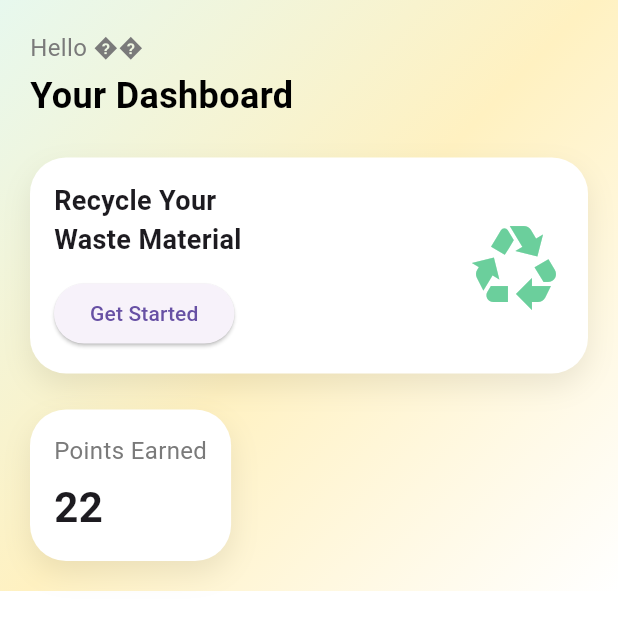
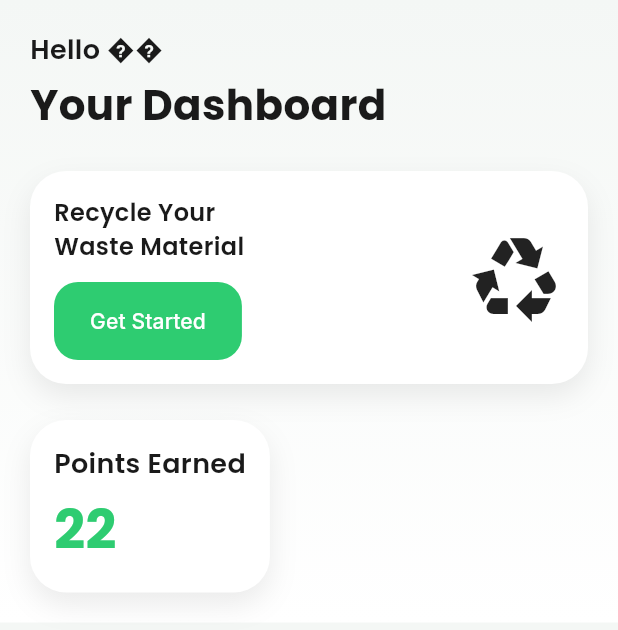
Before and after one commit to indwar7/SafaiPay, a Flutter app: the UserDashboardScreen screen opened by its route, on a phone screen of 412 x 824 dp. Shown: the top 630 px of the screen. Run offline on Flutter 3.47's test engine with Material 3 defaults, Android fonts, the phone set to English and light mode, and no system bars; our stand-ins replace firebase_auth, firebase_core, google_fonts, lottie; accounts and stored records are empty; statements that could not run were skipped.

Commit message:
auto-commit for b74005ea-b029-440a-974f-fe853ad21475

```diff
--- a/lib/core/constants/app_constants.dart
+++ b/lib/core/constants/app_constants.dart
@@ -0,0 +1,49 @@
+class AppConstants {
+  // App Info
+  static const String appName = 'SafaiPay';
+  static const String appTagline = 'Clean Actions. Real Rewards.';
+
+  // Waste Types
+  static const List<String> wasteTypes = [
+    'Dry Waste',
+    'Wet Waste',
+    'E-Waste',
+    'Hazardous Waste',
+    'Plastic',
+    'Paper',
+    'Glass',
+    'Metal',
+  ];
+
+  // Issue Types (for reporting)
+  static const List<String> issueTypes = [
+    'Overflowing Bin',
+    'Illegal Dumping',
+    'Littering',
+    'Broken Bin',
+    'Uncollected Waste',
+    'Other',
+  ];
+
+  // Points
+  static const int pointsPerKg = 10;
+  static const int reportIssuePoints = 5;
+  static const int dailyCheckInPoints = 2;
+
+  // Firestore Collections
+  static const String usersCollection = 'users';
+  static const String bookingsCollection = 'bookings';
+  static const String reportsCollection = 'reports';
+  static const String transactionsCollection = 'transactions';
+  static const String collectorsCollection = 'collectors';
+
+  // Time Slots
+  static const List<String> timeSlots = [
+    '6:00 AM - 8:00 AM',
+    '8:00 AM - 10:00 AM',
+    '10:00 AM - 12:00 PM',
+    '12:00 PM - 2:00 PM',
+    '2:00 PM - 4:00 PM',
+    '4:00 PM - 6:00 PM',
+  ];
+}
--- a/lib/core/theme/app_colors.dart
+++ b/lib/core/theme/app_colors.dart
@@ -1,8 +1,27 @@
 import 'package:flutter/material.dart';
 
 class AppColors {
-  static const Color green = Color(0xFF6BCF9C);
-  static const Color black = Colors.black;
-  static const Color white = Colors.white;
+  // Primary Colors
+  static const Color primaryGreen = Color(0xFF2ECC71);
+  static const Color accentGreen = Color(0xFF27AE60);
+  static const Color lightGreen = Color(0xFF6BCF9C);
+  static const Color paleGreen = Color(0xFFE8F8F5);
+
+  // Neutrals
+  static const Color white = Color(0xFFFFFFFF);
+  static const Color offWhite = Color(0xFFF4F7F5);
+  static const Color black = Color(0xFF1A1A1A);
   static const Color greyText = Color(0xFF7A7A7A);
+  static const Color greyLight = Color(0xFFE0E0E0);
+
+  // Accent
+  static const Color gold = Color(0xFFFFD700);
+  static const Color orange = Color(0xFFFF9800);
+  static const Color red = Color(0xFFE74C3C);
+  static const Color blue = Color(0xFF3498DB);
+
+  // Map Colors
+  static const Color greenZone = Color(0xFF27AE60);
+  static const Color yellowZone = Color(0xFFF39C12);
+  static const Color redZone = Color(0xFFE74C3C);
 }
--- a/lib/core/theme/app_gradients.dart
+++ b/lib/core/theme/app_gradients.dart
@@ -2,13 +2,41 @@ import 'package:flutter/material.dart';
 import 'app_colors.dart';
 
 class AppGradients {
-  static LinearGradient mainBackground = const LinearGradient(
+  static const LinearGradient mainBackground = LinearGradient(
+    begin: Alignment.topCenter,
+    end: Alignment.bottomCenter,
+    colors: [
+      Color(0xFFF4F7F5),
+      Color(0xFFFFFFFF),
+    ],
+  );
+
+  static const LinearGradient greenGradient = LinearGradient(
     begin: Alignment.topLeft,
     end: Alignment.bottomRight,
     colors: [
-      Color(0xFFE7F8EE),
-      Color(0xFFFFF1C1),
-      Color(0xFFFFFFFF),
+      Color(0xFF2ECC71),
+      Color(0xFF27AE60),
     ],
   );
+
+  static const LinearGradient walletGradient = LinearGradient(
+    begin: Alignment.topLeft,
+    end: Alignment.bottomRight,
+    colors: [
+      Color(0xFF6BCF9C),
+      Color(0xFF2ECC71),
+    ],
+  );
+
+  static const LinearGradient shimmerGradient = LinearGradient(
+    begin: Alignment.topLeft,
+    end: Alignment.centerRight,
+    colors: [
+      Color(0xFFEBEBF4),
+      Color(0xFFF4F4F4),
+      Color(0xFFEBEBF4),
+    ],
+    stops: [0.1, 0.3, 0.4],
+  );
 }
--- a/lib/core/theme/app_text_styles.dart
+++ b/lib/core/theme/app_text_styles.dart
@@ -1,25 +1,56 @@
 import 'package:flutter/material.dart';
+import 'package:google_fonts/google_fonts.dart';
 import 'app_colors.dart';
 
 class AppTextStyles {
-  static const TextStyle heading = TextStyle(
-    fontSize: 24,
+  // Headings
+  static TextStyle heading = GoogleFonts.poppins(
+    fontSize: 28,
     fontWeight: FontWeight.bold,
     color: AppColors.black,
   );
 
-  static const TextStyle subHeading = TextStyle(
+  static TextStyle subHeading = GoogleFonts.poppins(
+    fontSize: 18,
+    fontWeight: FontWeight.w600,
+    color: AppColors.black,
+  );
+
+  static TextStyle cardTitle = GoogleFonts.poppins(
     fontSize: 16,
+    fontWeight: FontWeight.w600,
+    color: AppColors.black,
+  );
+
+  // Body
+  static TextStyle body = GoogleFonts.inter(
+    fontSize: 14,
+    fontWeight: FontWeight.normal,
     color: AppColors.greyText,
   );
 
-  static const TextStyle cardTitle = TextStyle(
-    fontSize: 18,
+  static TextStyle bodyBold = GoogleFonts.inter(
+    fontSize: 14,
     fontWeight: FontWeight.w600,
+    color: AppColors.black,
   );
 
-  static const TextStyle points = TextStyle(
-    fontSize: 28,
+  // Special
+  static TextStyle points = GoogleFonts.poppins(
+    fontSize: 36,
     fontWeight: FontWeight.bold,
+    color: AppColors.primaryGreen,
+  );
+
+  static TextStyle buttonText = GoogleFonts.poppins(
+    fontSize: 16,
+    fontWeight: FontWeight.w600,
+    color: AppColors.white,
+  );
+
+  static TextStyle caption = GoogleFonts.inter(
+    fontSize: 12,
+    fontWeight: FontWeight.normal,
+    color: AppColors.greyText,
   );
 }
--- a/lib/core/theme/app_theme.dart
+++ b/lib/core/theme/app_theme.dart
@@ -1,8 +1,54 @@
 import 'package:flutter/material.dart';
+import 'package:google_fonts/google_fonts.dart';
+import 'app_colors.dart';
 
 class AppTheme {
   static ThemeData lightTheme = ThemeData(
     useMaterial3: true,
-    scaffoldBackgroundColor: Colors.white,
+    scaffoldBackgroundColor: AppColors.offWhite,
+    primaryColor: AppColors.primaryGreen,
+    colorScheme: ColorScheme.light(
+      primary: AppColors.primaryGreen,
+      secondary: AppColors.accentGreen,
+      surface: AppColors.white,
+      background: AppColors.offWhite,
+      error: AppColors.red,
+    ),
+    textTheme: GoogleFonts.interTextTheme(),
+    elevatedButtonTheme: ElevatedButtonThemeData(
+      style: ElevatedButton.styleFrom(
+        backgroundColor: AppColors.primaryGreen,
+        foregroundColor: AppColors.white,
+        elevation: 0,
+        shape: RoundedRectangleBorder(
+          borderRadius: BorderRadius.circular(16),
+        ),
+        padding: const EdgeInsets.symmetric(vertical: 16, horizontal: 24),
+      ),
+    ),
+    inputDecorationTheme: InputDecorationTheme(
+      filled: true,
+      fillColor: AppColors.white,
+      border: OutlineInputBorder(
+        borderRadius: BorderRadius.circular(16),
+        borderSide: BorderSide.none,
+      ),
+      enabledBorder: OutlineInputBorder(
+        borderRadius: BorderRadius.circular(16),
+        borderSide: BorderSide.none,
+      ),
+      focusedBorder: OutlineInputBorder(
+        borderRadius: BorderRadius.circular(16),
+        borderSide: const BorderSide(color: AppColors.primaryGreen, width: 2),
+      ),
+      contentPadding: const EdgeInsets.all(16),
+    ),
+    cardTheme: CardTheme(
+      elevation: 0,
+      shape: RoundedRectangleBorder(
+        borderRadius: BorderRadius.circular(20),
+      ),
+      color: AppColors.white,
+    ),
   );
 }
```
